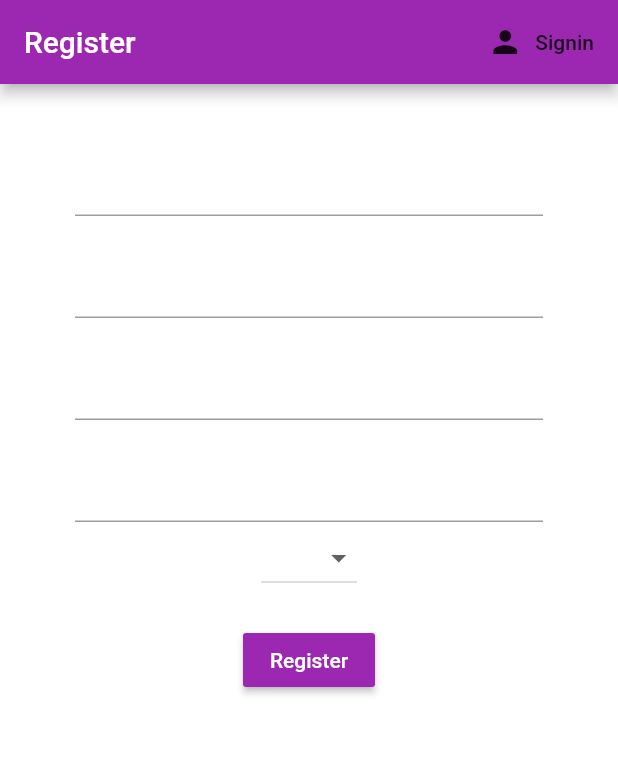
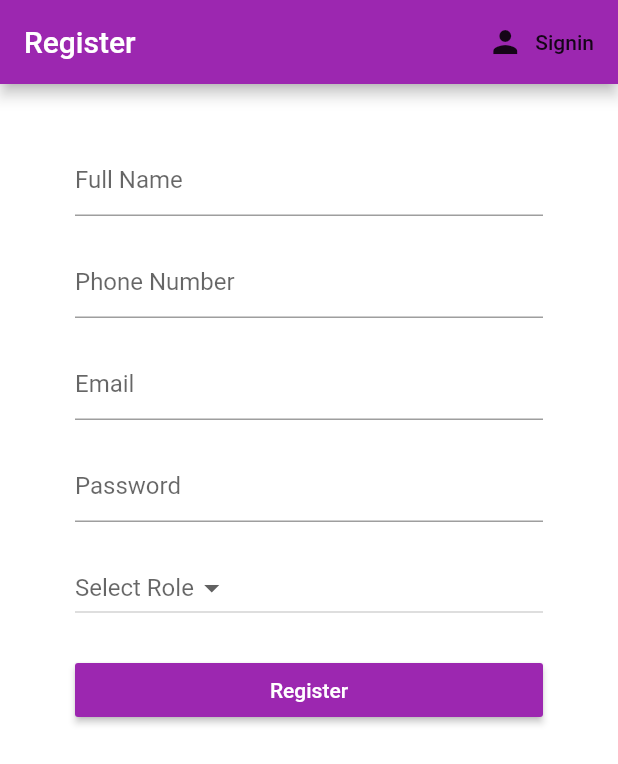
Before and after one commit to wllflwr/Cikguu_TutorFinder, a Flutter app: the screen it shows after launch, after a tap on "Register", on a phone screen of 412 x 824 dp. Shown: the top 764 px of the screen. Run offline on Flutter 3.47's test engine with Material 2 defaults, Android fonts, the phone set to English and light mode, and no system bars; our stand-ins replace cloud_firestore, firebase_auth; accounts and stored records are empty.

Commit message:
Sign In and Register Tutor/Tutee

```diff
--- a/lib/controller/auth.dart
+++ b/lib/controller/auth.dart
@@ -1,4 +1,4 @@
-import 'package:cikguu_app/controller/userdata.dart';
+import 'package:cikguu_app/controller/profiledata.dart';
 import 'package:cikguu_app/model/user.dart';
 import 'package:firebase_auth/firebase_auth.dart';
 
@@ -7,14 +7,18 @@ class AuthService {
 
   // create user object based on FirebaseUser
   User _userFromFirebaseUser(FirebaseUser user) {
-    return user != null ? User(uid: user.uid) : null;
+    //return user != null ? User(uid: user.uid) : null;
+    if (user != null) {
+      return User(uid: user.uid);
+    } else {
+      return null;
+    }
   }
 
   // auth user change stream
   Stream<User> get user {
-    return _auth.onAuthStateChanged
-        //.map((FirebaseUser user) => _userFromFirebaseUser(user));
-        .map(_userFromFirebaseUser);
+    return _auth.onAuthStateChanged.map(_userFromFirebaseUser);
+    //.map((FirebaseUser user) => _userFromFirebaseUser(user));
   }
 
   // sign in anon
@@ -55,8 +59,9 @@ class AuthService {
       FirebaseUser user = result.user;
 
       // create users main details
-      await UserDataService(uid: user.uid)
-          .updateUserData(usertype, name, phone);
+      await ProfileDataService(
+        uid: user.uid,
+      ).updateProfileData(usertype, name, phone);
 
       return _userFromFirebaseUser(user);
     } catch (e) {
--- a/lib/controller/userdata.dart
+++ /dev/null
@@ -1,19 +0,0 @@
-import 'package:cloud_firestore/cloud_firestore.dart';
-
-class UserDataService {
-  final String uid;
-  UserDataService({this.uid});
-
-  // collection reference
-  final CollectionReference userCollection =
-      Firestore.instance.collection('user');
-
-  Future updateUserData(
-      String userType, String fullName, String phoneNumber) async {
-    return await userCollection.document(uid).setData({
-      'userType': userType,
-      'fullName': fullName,
-      'phoneNumber': phoneNumber,
-    });
-  }
-}
--- /dev/null
+++ b/lib/model/profile.dart
@@ -0,0 +1,8 @@
+class Profile {
+  final String uid;
+  final String userType;
+  final String fullName;
+  final String phoneNumber;
+
+  Profile({this.uid, this.userType, this.fullName, this.phoneNumber});
+}
--- a/lib/model/user.dart
+++ b/lib/model/user.dart
@@ -1,6 +1,5 @@
 class User {
   final String uid;
-  User({this.uid});
-
-  final String userType;
+  final String utype;
+  User({this.uid, this.utype});
 }
--- a/lib/view/authenticate/register.dart
+++ b/lib/view/authenticate/register.dart
@@ -45,44 +45,51 @@ class _RegisterState extends State<Register> {
         padding: EdgeInsets.symmetric(vertical: 20.0, horizontal: 50.0),
         child: Form(
             key: _formKey,
-            child: Column(
+            child: ListView(
               children: <Widget>[
                 //name
                 SizedBox(
                   height: 20.0,
                 ),
                 TextFormField(
+                  decoration: InputDecoration(hintText: 'Full Name'),
                   validator: (val) => val.isEmpty ? 'Enter name!' : null,
                   onChanged: (val) {
                     setState(() => name = val);
                   },
                 ),
+
                 //phone
                 SizedBox(
                   height: 20.0,
                 ),
                 TextFormField(
+                  decoration: InputDecoration(hintText: 'Phone Number'),
                   validator: (val) =>
                       val.isEmpty ? 'Enter phone number!' : null,
                   onChanged: (val) {
                     setState(() => phone = val);
                   },
                 ),
+
                 //email
                 SizedBox(
                   height: 20.0,
                 ),
                 TextFormField(
+                  decoration: InputDecoration(hintText: 'Email'),
                   validator: (val) => val.isEmpty ? 'Enter email!' : null,
                   onChanged: (val) {
                     setState(() => email = val);
                   },
                 ),
+
                 //password
                 SizedBox(
                   height: 20.0,
                 ),
                 TextFormField(
+                  decoration: InputDecoration(hintText: 'Password'),
                   validator: (val) =>
                       val.length < 6 ? 'Password too short' : null,
                   obscureText: true,
@@ -90,16 +97,21 @@ class _RegisterState extends State<Register> {
                     setState(() => password = val);
                   },
                 ),
+
                 //user type
+                SizedBox(
+                  height: 20.0,
+                ),
                 DropdownButton(
+                    hint: Text('Select Role'),
                     value: userT,
                     items: [
                       DropdownMenuItem(
-                        child: Text("Tutor"),
+                        child: Text('Tutor'),
                         value: 1,
                       ),
                       DropdownMenuItem(
-                        child: Text("Tutee"),
+                        child: Text('Tutee'),
                         value: 2,
                       ),
                     ],
@@ -133,7 +145,7 @@ class _RegisterState extends State<Register> {
                     style: TextStyle(color: Colors.white),
                   ),
                 ),
-                SizedBox(height: 12.0),
+
                 Text(
                   error,
                   style: TextStyle(
--- a/lib/view/authenticate/signin.dart
+++ b/lib/view/authenticate/signin.dart
@@ -1,5 +1,4 @@
 import 'package:cikguu_app/controller/auth.dart';
-import 'package:cikguu_app/view/authenticate/register.dart';
 import 'package:flutter/material.dart';
 
 class SingIn extends StatefulWidget {
@@ -20,13 +19,15 @@ class _SingInState extends State<SingIn> {
   String email = '';
   String password = '';
   String error = '';
+  int userT;
+  String usertype = '';
 
   @override
   Widget build(BuildContext context) {
     return Scaffold(
       backgroundColor: Colors.white,
       appBar: AppBar(
-        title: Text('Sign In Anon'),
+        title: Text('Sign In'),
         backgroundColor: Colors.purple,
         actions: <Widget>[
           FlatButton.icon(
@@ -49,6 +50,7 @@ class _SingInState extends State<SingIn> {
                   height: 20.0,
                 ),
                 TextFormField(
+                  decoration: InputDecoration(hintText: 'Email'),
                   validator: (val) => val.isEmpty ? 'Enter email!' : null,
                   onChanged: (val) {
                     setState(() => email = val);
@@ -59,6 +61,7 @@ class _SingInState extends State<SingIn> {
                   height: 20.0,
                 ),
                 TextFormField(
+                  decoration: InputDecoration(hintText: 'Password'),
                   validator: (val) =>
                       val.length < 6 ? 'Password too short' : null,
                   obscureText: true,
@@ -66,6 +69,7 @@ class _SingInState extends State<SingIn> {
                     setState(() => password = val);
                   },
                 ),
+
                 //sign in button
                 SizedBox(
                   height: 20.0,
--- a/lib/view/wrapper.dart
+++ b/lib/view/wrapper.dart
@@ -1,6 +1,6 @@
 import 'package:cikguu_app/model/user.dart';
 import 'package:cikguu_app/view/authenticate/authenticate.dart';
-import 'package:cikguu_app/view/tutor/homeTutor.dart';
+import 'package:cikguu_app/view/home/home.dart';
 import 'package:flutter/material.dart';
 import 'package:provider/provider.dart';
 
@@ -8,13 +8,16 @@ class Wrapper extends StatelessWidget {
   @override
   Widget build(BuildContext context) {
     final user = Provider.of<User>(context);
-    print(user.userType);
+    //final profile = Provider.of<Profile>(context);
+    print('trying to see user in wrapper');
 
     // return Authenticate or HomeTutor or HomeTutee
     if (user == null) {
       return Authenticate();
     } else {
-      return HomeTutor();
+      print(user.uid);
+      //print(profile.userType);
+      return Home();
     }
   }
 }
```
Also changed, not shown: lib/controller/profiledata.dart (added, +39 -0 lines), lib/view/home/home.dart (added, +42 -0 lines), lib/view/home/homewrapper.dart (added, +18 -0 lines), lib/view/home/tutee/homeTutee.dart (renamed from lib/view/tutee/homeTutee.dart), lib/view/home/tutor/homeTutor.dart (renamed from lib/view/tutor/homeTutor.dart).
